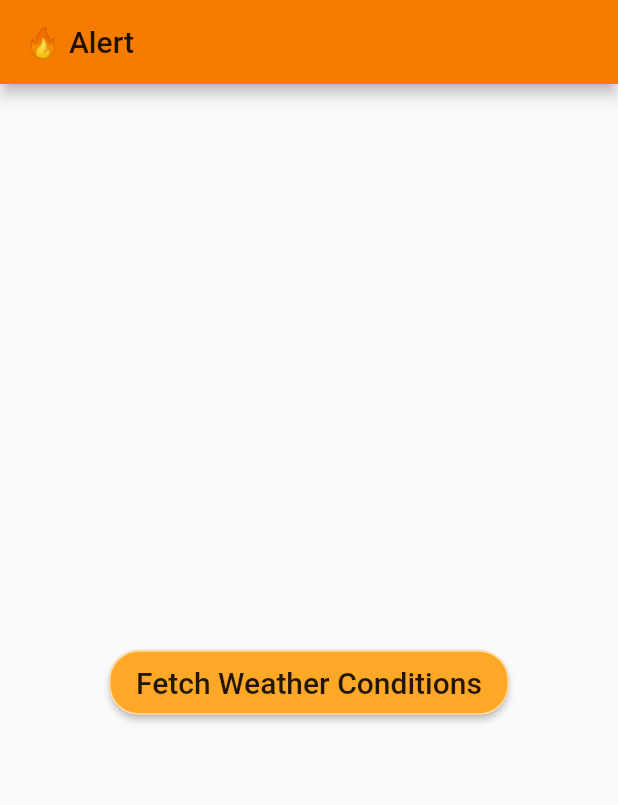
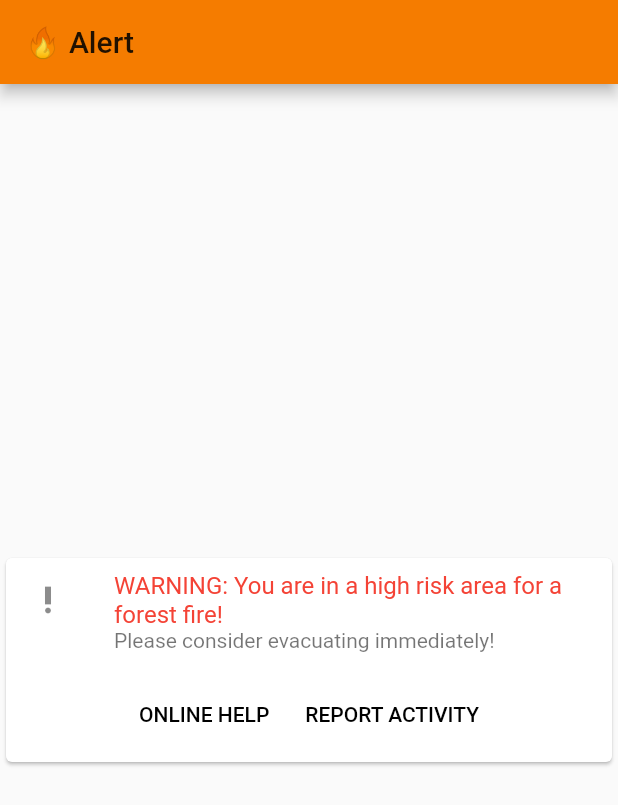
Before and after one commit to drstm/FireHose--mobile, a Flutter app: the screen it shows after launch, on a phone screen of 412 x 824 dp. Shown: the top 805 px of the screen. Run offline on Flutter 3.47's test engine with Material 2 defaults, Android fonts, the phone set to English and light mode, and no system bars; our stand-ins replace firebase_messaging; accounts and stored records are empty.

Commit message:
opens browser

```diff
--- a/lib/main.dart
+++ b/lib/main.dart
@@ -8,6 +8,8 @@
 
 import 'package:flutter/material.dart';
 import 'package:firebase_messaging/firebase_messaging.dart';
+import 'package:url_launcher/url_launcher.dart';
+
 // import 'package:http/http.dart' as http;
 
 void main() => runApp(MyApp());
@@ -24,6 +26,24 @@ class _MyApp extends State<MyApp> {
     firebaseMessaging.getToken().then((token){
       print(token);
     });
+    firebaseMessaging.configure(
+      onLaunch: (Map<String, dynamic> message) async {
+        print("entered onLaunch");
+      },
+      onMessage: (Map<String, dynamic> message) async {
+        print("entered onMessage");
+      },
+      onResume: (Map<String, dynamic> message) async {
+        print("entered onResume");
+        print("literally anything");
+        // print(context);
+        // Navigator.push(
+        //   context,
+        //   MaterialPageRoute(builder: (context) => SecondRoute()),
+        // );
+        // print("lol wtf");
+      }
+    );
   }
   @override
   Widget build(BuildContext context) {
@@ -37,6 +57,56 @@ class _MyApp extends State<MyApp> {
           title: Text('🔥 Alert'),
         ),
         body: Center(
+          child: Card(
+            child: Column(
+              mainAxisSize: MainAxisSize.min,
+              children: <Widget>[
+                const ListTile(
+                  leading: Icon(Icons.priority_high),
+                  title: Text('WARNING: You are in a high risk area for a forest fire!', style: TextStyle(color: Colors.red)),
+                  subtitle: Text('Please consider evacuating immediately!')
+                ),
+                ButtonTheme.bar(
+                  child: ButtonBar(
+                    mainAxisSize: MainAxisSize.min,
+                    children: <Widget>[
+                      FlatButton(
+                        child: const Text('ONLINE HELP'),
+                        onPressed: _launchURL,
+                      ),
+                      FlatButton(
+                        child: const Text('REPORT ACTIVITY'),
+                        onPressed: () { /* ... */ },
+                      )
+                    ]
+                  ),
+                )
+              ]
+            ),
+          )
+        )
+      )
+    );
+  }
+}
+
+_launchURL() async {
+  const url = 'https://flutter.io';
+  if (await canLaunch(url)) {
+    await launch(url);
+  } else {
+    throw 'Could not launch $url';
+  }
+}
+
+class SecondRoute extends StatelessWidget {
+  @override
+  Widget build(BuildContext context) {
+    return Scaffold(
+      appBar: AppBar(
+        title: Text("Second Route"),
+      ),
+      body: Center(
         child: Column(
           mainAxisSize: MainAxisSize.min,
           children: <Widget>[
@@ -44,7 +114,7 @@ class _MyApp extends State<MyApp> {
             RaisedButton(
               onPressed: () {},
               child: const Text(
-                  'Fetch Weather Conditions',
+                'wassup danger',
                 style: TextStyle(fontSize: 20)
               ),
               color: Colors.orange[400],
@@ -59,8 +129,7 @@ class _MyApp extends State<MyApp> {
             )
           ],
         ),
-        )
-      )
+      ),
     );
   }
 }
--- a/pubspec.yaml
+++ b/pubspec.yaml
@@ -24,6 +24,7 @@ dependencies:
   # Use with the CupertinoIcons class for iOS style icons.
   cupertino_icons: ^0.1.2
   firebase_messaging: ^5.1.6
+  url_launcher: ^5.1.3
 
 dev_dependencies:
   flutter_test:
```
Also changed, not shown: pubspec.lock, 1 other file. Lines whose indentation alone changed are shown as unchanged.
